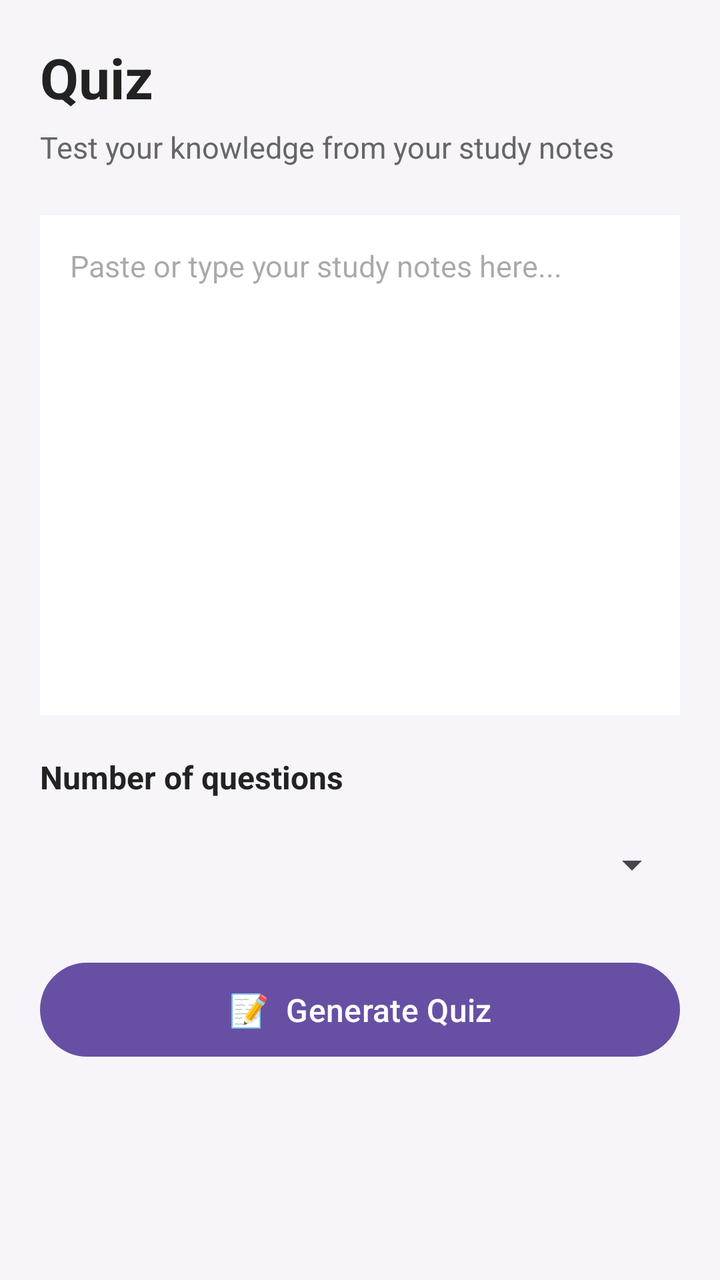
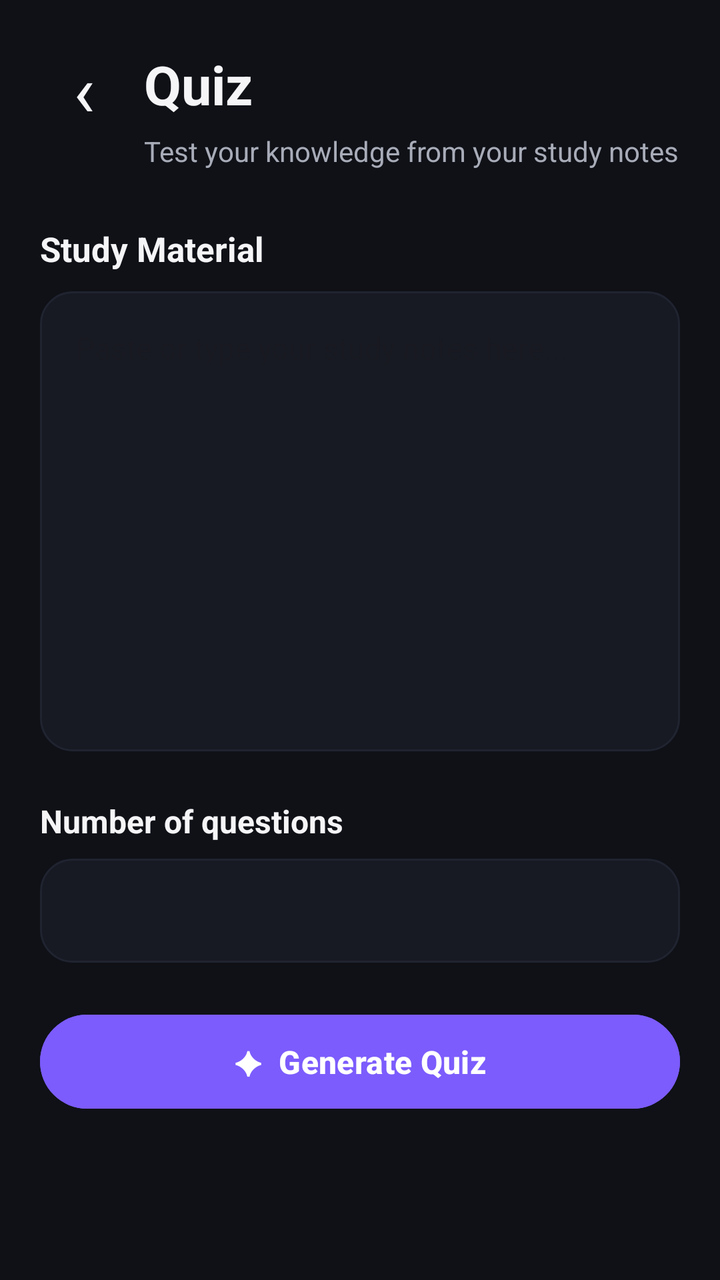

The first picture is an Android layout as it rendered before a commit; the second is the same layout after the commit. The layout source and the unified diff follow.
<!-- AndroidManifest.xml: application theme Theme.SmartStudentHub -->
<!-- res/layout/activity_quiz.xml -->
<?xml version="1.0" encoding="utf-8"?>
<ScrollView
    xmlns:android="http://schemas.android.com/apk/res/android"
    android:layout_width="match_parent"
    android:layout_height="match_parent"
    android:background="#F7F5FA"
    android:fillViewport="true">

    <LinearLayout
        android:layout_width="match_parent"
        android:layout_height="wrap_content"
        android:orientation="vertical"
        android:padding="20dp">

        <TextView
            android:layout_width="wrap_content"
            android:layout_height="wrap_content"
            android:text="Quiz"
            android:textColor="#222222"
            android:textSize="28sp"
            android:textStyle="bold" />

        <TextView
            android:layout_width="wrap_content"
            android:layout_height="wrap_content"
            android:layout_marginTop="6dp"
            android:text="Test your knowledge from your study notes"
            android:textColor="#666666"
            android:textSize="15sp" />

        <EditText
            android:id="@+id/quizNotesEditText"
            android:layout_width="match_parent"
            android:layout_height="250dp"
            android:layout_marginTop="24dp"
            android:background="#FFFFFF"
            android:gravity="top"
            android:hint="Paste or type your study notes here..."
            android:inputType="textMultiLine"
            android:padding="15dp"
            android:textSize="15sp" />

        <TextView
            android:layout_width="wrap_content"
            android:layout_height="wrap_content"
            android:layout_marginTop="20dp"
            android:text="Number of questions"
            android:textColor="#222222"
            android:textSize="16sp"
            android:textStyle="bold" />

        <Spinner
            android:id="@+id/quizCountSpinner"
            android:layout_width="match_parent"
            android:layout_height="50dp"
            android:layout_marginTop="8dp" />

        <Button
            android:id="@+id/btnGenerateQuiz"
            android:layout_width="match_parent"
            android:layout_height="55dp"
            android:layout_marginTop="20dp"
            android:text="📝  Generate Quiz"
            android:textSize="16sp" />

    </LinearLayout>

</ScrollView>
<!-- resources referenced by this layout -->
<resources>
  <style name="Theme.SmartStudentHub" parent="Base.Theme.SmartStudentHub" />
  <style name="Base.Theme.SmartStudentHub" parent="Theme.Material3.DayNight.NoActionBar">
          
          
      </style>
</resources>

<!-- the commit's change to res/layout/activity_quiz.xml (unified diff, before → after) -->
@@ -3,7 +3,7 @@
     xmlns:android="http://schemas.android.com/apk/res/android"
     android:layout_width="match_parent"
     android:layout_height="match_parent"
-    android:background="#F7F5FA"
+    android:background="@color/background"
     android:fillViewport="true">
 
     <LinearLayout
@@ -12,56 +12,99 @@
         android:orientation="vertical"
         android:padding="20dp">
 
+        
+        <LinearLayout
+            android:layout_width="match_parent"
+            android:layout_height="wrap_content"
+            android:gravity="center_vertical"
+            android:orientation="horizontal">
+
+            <TextView
+                android:id="@+id/btnBack"
+                android:layout_width="44dp"
+                android:layout_height="44dp"
+                android:gravity="center"
+                android:text="‹"
+                android:textColor="@color/text_primary"
+                android:textSize="36sp"
+                android:clickable="true"
+                android:focusable="true" />
+
+            <TextView
+                android:layout_width="0dp"
+                android:layout_height="wrap_content"
+                android:layout_weight="1"
+                android:layout_marginStart="8dp"
+                android:text="Quiz"
+                android:textColor="@color/text_primary"
+                android:textSize="27sp"
+                android:textStyle="bold" />
+
+        </LinearLayout>
+
+        
         <TextView
             android:layout_width="wrap_content"
             android:layout_height="wrap_content"
-            android:text="Quiz"
-            android:textColor="#222222"
-            android:textSize="28sp"
-            android:textStyle="bold" />
+            android:layout_marginStart="52dp"
+            android:layout_marginTop="2dp"
+            android:text="Test your knowledge from your study notes"
+            android:textColor="@color/text_secondary"
+            android:textSize="14sp" />
 
+        
         <TextView
             android:layout_width="wrap_content"
             android:layout_height="wrap_content"
-            android:layout_marginTop="6dp"
-            android:text="Test your knowledge from your study notes"
-            android:textColor="#666666"
-            android:textSize="15sp" />
+            android:layout_marginTop="28dp"
+            android:text="Study Material"
+            android:textColor="@color/text_primary"
+            android:textSize="17sp"
+            android:textStyle="bold" />
 
+        
         <EditText
             android:id="@+id/quizNotesEditText"
             android:layout_width="match_parent"
-            android:layout_height="250dp"
-            android:layout_marginTop="24dp"
-            android:background="#FFFFFF"
+            android:layout_height="230dp"
+            android:layout_marginTop="10dp"
+            android:background="@drawable/bg_card"
             android:gravity="top"
             android:hint="Paste or type your study notes here..."
             android:inputType="textMultiLine"
-            android:padding="15dp"
+            android:padding="18dp"
+            android:textColor="@color/text_primary"
             android:textSize="15sp" />
 
+        
         <TextView
             android:layout_width="wrap_content"
             android:layout_height="wrap_content"
-            android:layout_marginTop="20dp"
+            android:layout_marginTop="24dp"
             android:text="Number of questions"
-            android:textColor="#222222"
+            android:textColor="@color/text_primary"
             android:textSize="16sp"
             android:textStyle="bold" />
 
+        
         <Spinner
             android:id="@+id/quizCountSpinner"
             android:layout_width="match_parent"
-            android:layout_height="50dp"
-            android:layout_marginTop="8dp" />
+            android:layout_height="52dp"
+            android:layout_marginTop="8dp"
+            android:background="@drawable/bg_card" />
 
+        
         <Button
             android:id="@+id/btnGenerateQuiz"
             android:layout_width="match_parent"
             android:layout_height="55dp"
-            android:layout_marginTop="20dp"
-            android:text="📝  Generate Quiz"
-            android:textSize="16sp" />
+            android:layout_marginTop="22dp"
+            android:backgroundTint="@color/primary"
+            android:text="✦  Generate Quiz"
+            android:textColor="@color/white"
+            android:textSize="16sp"
+            android:textStyle="bold" />
 
     </LinearLayout>
 
<!-- resource entries referenced after the edit -->
@@ -1,9 +1,50 @@
 <!-- resources referenced by this layout -->
 <resources>
+  <color name="background">#0F1117</color>
+  <color name="primary">#7C5CFC</color>
+  <color name="text_primary">#F5F5F7</color>
+  <color name="text_secondary">#A8ACB8</color>
+  <color name="white">#FFFFFFFF</color>
+  <!-- drawable bg_card (drawable) -->
+  <?xml version="1.0" encoding="utf-8"?>
+  <shape xmlns:android="http://schemas.android.com/apk/res/android"
+      android:shape="rectangle">
+  
+      <solid android:color="@color/surface" />
+  
+      <corners android:radius="16dp" />
+  
+      <stroke
+          android:width="1dp"
+          android:color="@color/surface_variant" />
+  
+  </shape>
   <style name="Theme.SmartStudentHub" parent="Base.Theme.SmartStudentHub" />
+  <color name="surface">#171A23</color>
+  <color name="surface_variant">#202430</color>
   <style name="Base.Theme.SmartStudentHub" parent="Theme.Material3.DayNight.NoActionBar">
+  
           
+          <item name="colorPrimary">@color/primary</item>
+          <item name="colorOnPrimary">@color/white</item>
+  
           
+          <item name="android:windowBackground">@color/background</item>
+          <item name="colorSurface">@color/surface</item>
+          <item name="colorSurfaceVariant">@color/surface_variant</item>
+  
+          
+          <item name="android:textColorPrimary">@color/text_primary</item>
+          <item name="android:textColorSecondary">@color/text_secondary</item>
+  
+          
+          <item name="android:statusBarColor">@color/background</item>
+          <item name="android:navigationBarColor">@color/background</item>
+  
+          
+          <item name="android:windowLightStatusBar">false</item>
+          <item name="android:windowLightNavigationBar">false</item>
+  
       </style>
 </resources>
 
